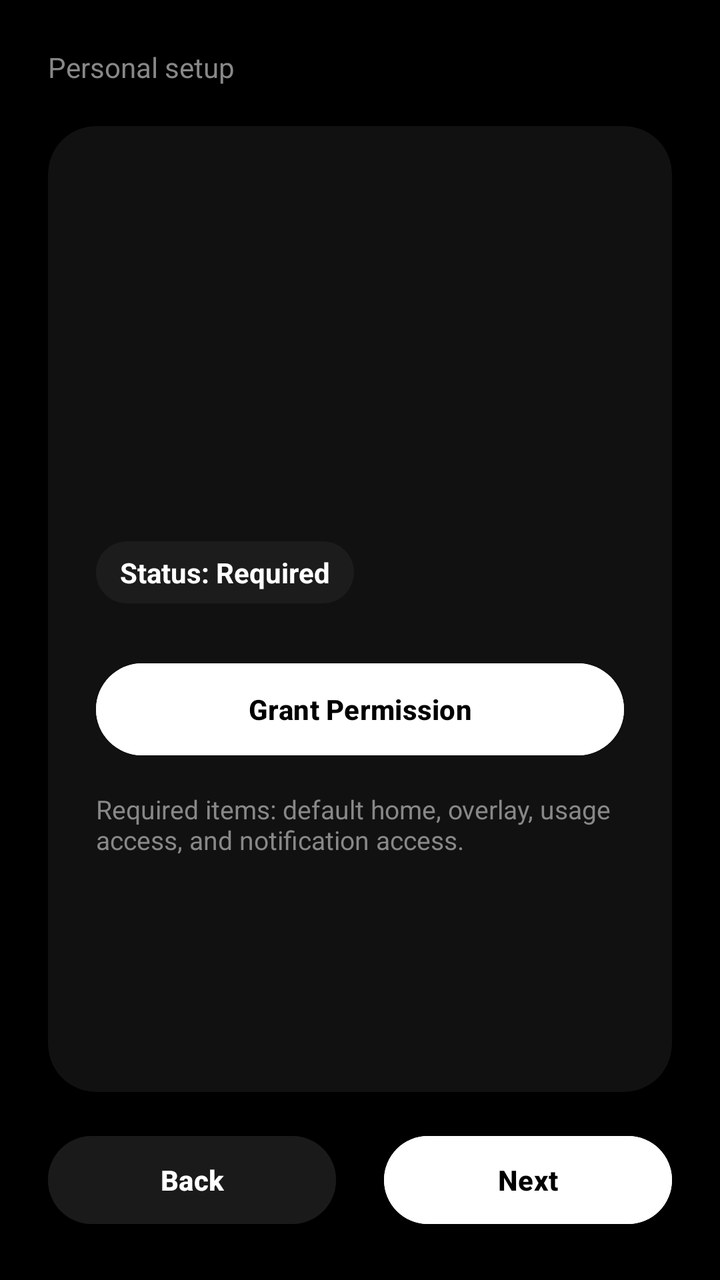
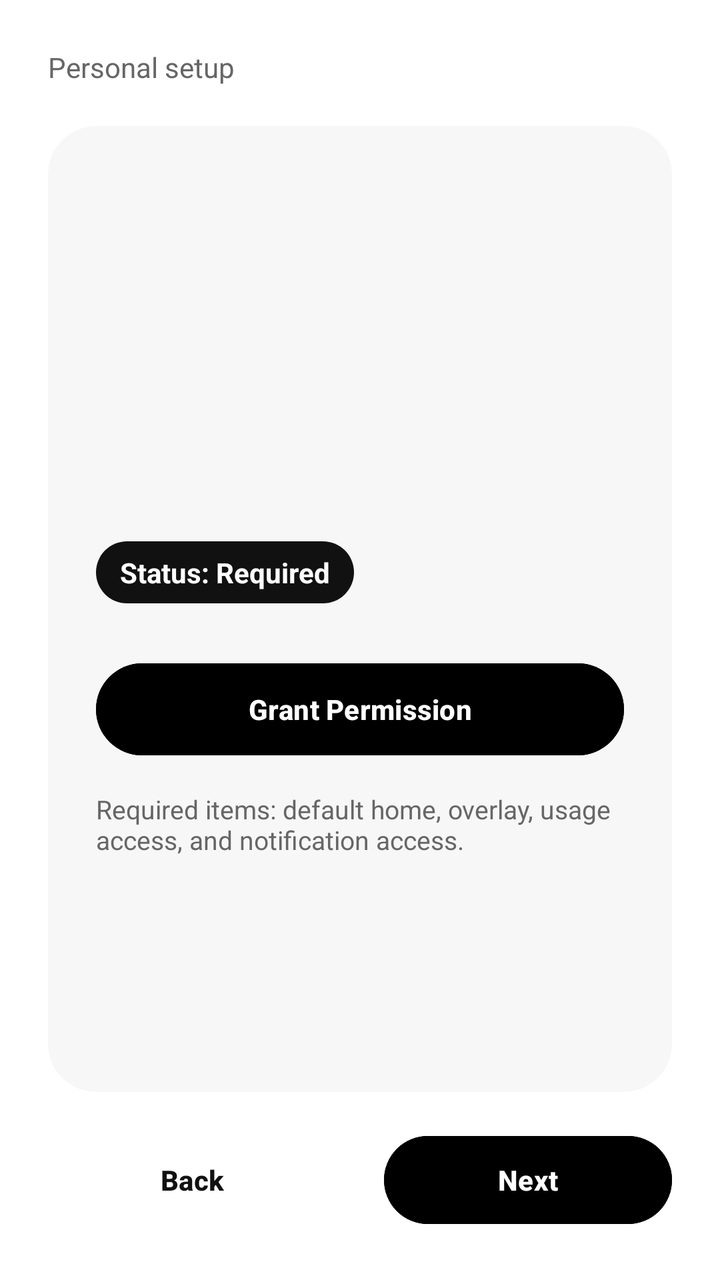

Screens rendered from an Android XML layout before and after an edit, with the pre-edit source and the edit as a unified diff.
<!-- AndroidManifest.xml: application theme Theme.PureLauncher -->
<!-- res/layout/activity_personal_permissions.xml -->
<?xml version="1.0" encoding="utf-8"?>
<androidx.constraintlayout.widget.ConstraintLayout xmlns:android="http://schemas.android.com/apk/res/android"
    xmlns:app="http://schemas.android.com/apk/res-auto"
    android:id="@+id/main"
    android:layout_width="match_parent"
    android:layout_height="match_parent"
    android:background="@color/bg_primary"
    android:padding="24dp">

    <TextView
        android:id="@+id/tvStepCount"
        android:layout_width="wrap_content"
        android:layout_height="wrap_content"
        android:text="Personal setup"
        android:textColor="@color/text_secondary"
        android:textSize="14sp"
        app:layout_constraintTop_toTopOf="parent"
        app:layout_constraintStart_toStartOf="parent" />

    <androidx.cardview.widget.CardView
        android:id="@+id/cardStep"
        android:layout_width="0dp"
        android:layout_height="0dp"
        app:cardBackgroundColor="@color/bg_card"
        app:cardCornerRadius="24dp"
        app:cardElevation="0dp"
        app:layout_constraintTop_toBottomOf="@id/tvStepCount"
        app:layout_constraintBottom_toTopOf="@id/btnBack"
        app:layout_constraintStart_toStartOf="parent"
        app:layout_constraintEnd_toEndOf="parent"
        android:layout_marginTop="20dp"
        android:layout_marginBottom="18dp">

        <LinearLayout
            android:layout_width="match_parent"
            android:layout_height="match_parent"
            android:orientation="vertical"
            android:padding="24dp"
            android:gravity="center_vertical">

            <TextView
                android:id="@+id/tvPermissionTitle"
                android:layout_width="match_parent"
                android:layout_height="wrap_content"
                android:textColor="@color/text_primary"
                android:textSize="26sp"
                android:textStyle="bold" />

            <TextView
                android:id="@+id/tvPermissionBody"
                android:layout_width="match_parent"
                android:layout_height="wrap_content"
                android:layout_marginTop="14dp"
                android:textColor="@color/text_secondary"
                android:textSize="16sp"
                android:lineSpacingExtra="4dp" />

            <TextView
                android:id="@+id/tvPermissionStatus"
                android:layout_width="wrap_content"
                android:layout_height="wrap_content"
                android:layout_marginTop="20dp"
                android:text="Status: Required"
                android:textColor="@color/text_primary"
                android:textStyle="bold"
                android:textSize="14sp"
                android:background="@drawable/bg_chip_dark"
                android:paddingStart="12dp"
                android:paddingEnd="12dp"
                android:paddingTop="6dp"
                android:paddingBottom="6dp" />

            <Button
                android:id="@+id/btnGrant"
                android:layout_width="match_parent"
                android:layout_height="54dp"
                android:layout_marginTop="26dp"
                android:text="Grant Permission"
                android:textStyle="bold"
                android:textColor="@color/text_on_white"
                android:backgroundTint="@color/bg_button" />

            <TextView
                android:id="@+id/tvPermissionNote"
                android:layout_width="match_parent"
                android:layout_height="wrap_content"
                android:layout_marginTop="14dp"
                android:text="Required items: default home, overlay, usage access, and notification access."
                android:textColor="@color/text_secondary"
                android:textSize="13sp" />

        </LinearLayout>
    </androidx.cardview.widget.CardView>

    <Button
        android:id="@+id/btnBack"
        android:layout_width="0dp"
        android:layout_height="52dp"
        android:text="Back"
        android:textStyle="bold"
        android:textColor="@color/text_primary"
        android:backgroundTint="@color/bg_card_elevated"
        app:layout_constraintBottom_toBottomOf="parent"
        app:layout_constraintStart_toStartOf="parent"
        app:layout_constraintEnd_toStartOf="@id/btnNext"
        android:layout_marginEnd="12dp" />

    <Button
        android:id="@+id/btnNext"
        android:layout_width="0dp"
        android:layout_height="52dp"
        android:text="Next"
        android:textStyle="bold"
        android:textColor="@color/text_on_white"
        android:backgroundTint="@color/bg_button"
        app:layout_constraintBottom_toBottomOf="parent"
        app:layout_constraintStart_toEndOf="@id/btnBack"
        app:layout_constraintEnd_toEndOf="parent"
        android:layout_marginStart="12dp" />

</androidx.constraintlayout.widget.ConstraintLayout>
<!-- resources referenced by this layout -->
<resources>
  <color name="bg_button">#FFFFFF</color>
  <color name="bg_card">#111111</color>
  <color name="bg_card_elevated">#1A1A1A</color>
  <color name="bg_primary">#000000</color>
  <color name="text_on_white">#000000</color>
  <color name="text_primary">#FFFFFF</color>
  <color name="text_secondary">#888888</color>
  <!-- drawable bg_chip_dark (drawable) -->
  <?xml version="1.0" encoding="utf-8"?>
  <shape xmlns:android="http://schemas.android.com/apk/res/android" android:shape="rectangle">
      <corners android:radius="16dp" />
      <solid android:color="#1C1C1C" />
  </shape>
  <style name="Theme.PureLauncher" parent="Base.Theme.PureLauncher" />
  <style name="Base.Theme.PureLauncher" parent="Theme.Material3.DayNight.NoActionBar">
          
          <item name="android:windowBackground">@android:color/black</item>
          
          <item name="android:windowAnimationStyle">@style/NoWindowAnimation</item>
      </style>
  <style name="NoWindowAnimation">
          <item name="android:activityOpenEnterAnimation">@null</item>
          <item name="android:activityOpenExitAnimation">@null</item>
          <item name="android:activityCloseEnterAnimation">@null</item>
          <item name="android:activityCloseExitAnimation">@null</item>
          <item name="android:taskOpenEnterAnimation">@null</item>
          <item name="android:taskOpenExitAnimation">@null</item>
          <item name="android:taskCloseEnterAnimation">@null</item>
          <item name="android:taskCloseExitAnimation">@null</item>
          <item name="android:taskToFrontEnterAnimation">@null</item>
          <item name="android:taskToFrontExitAnimation">@null</item>
      </style>
</resources>

<!-- the commit's change to res/layout/activity_personal_permissions.xml (unified diff, before → after) -->
@@ -61,7 +61,7 @@
                 android:layout_height="wrap_content"
                 android:layout_marginTop="20dp"
                 android:text="Status: Required"
-                android:textColor="@color/text_primary"
+                android:textColor="@color/text_on_white"
                 android:textStyle="bold"
                 android:textSize="14sp"
                 android:background="@drawable/bg_chip_dark"
<!-- resource entries referenced after the edit -->
@@ -1,22 +1,22 @@
 <!-- resources referenced by this layout -->
 <resources>
-  <color name="bg_button">#FFFFFF</color>
-  <color name="bg_card">#111111</color>
-  <color name="bg_card_elevated">#1A1A1A</color>
-  <color name="bg_primary">#000000</color>
-  <color name="text_on_white">#000000</color>
-  <color name="text_primary">#FFFFFF</color>
-  <color name="text_secondary">#888888</color>
+  <color name="bg_button">#000000</color>
+  <color name="bg_card">#F7F7F7</color>
+  <color name="bg_card_elevated">#FFFFFF</color>
+  <color name="bg_primary">#FFFFFF</color>
+  <color name="text_on_white">#FFFFFF</color>
+  <color name="text_primary">#111111</color>
+  <color name="text_secondary">#666666</color>
   <!-- drawable bg_chip_dark (drawable) -->
   <?xml version="1.0" encoding="utf-8"?>
   <shape xmlns:android="http://schemas.android.com/apk/res/android" android:shape="rectangle">
       <corners android:radius="16dp" />
-      <solid android:color="#1C1C1C" />
+      <solid android:color="@color/text_primary" />
   </shape>
   <style name="Theme.PureLauncher" parent="Base.Theme.PureLauncher" />
   <style name="Base.Theme.PureLauncher" parent="Theme.Material3.DayNight.NoActionBar">
           
-          <item name="android:windowBackground">@android:color/black</item>
+          <item name="android:windowBackground">@color/bg_primary</item>
           
           <item name="android:windowAnimationStyle">@style/NoWindowAnimation</item>
       </style>
